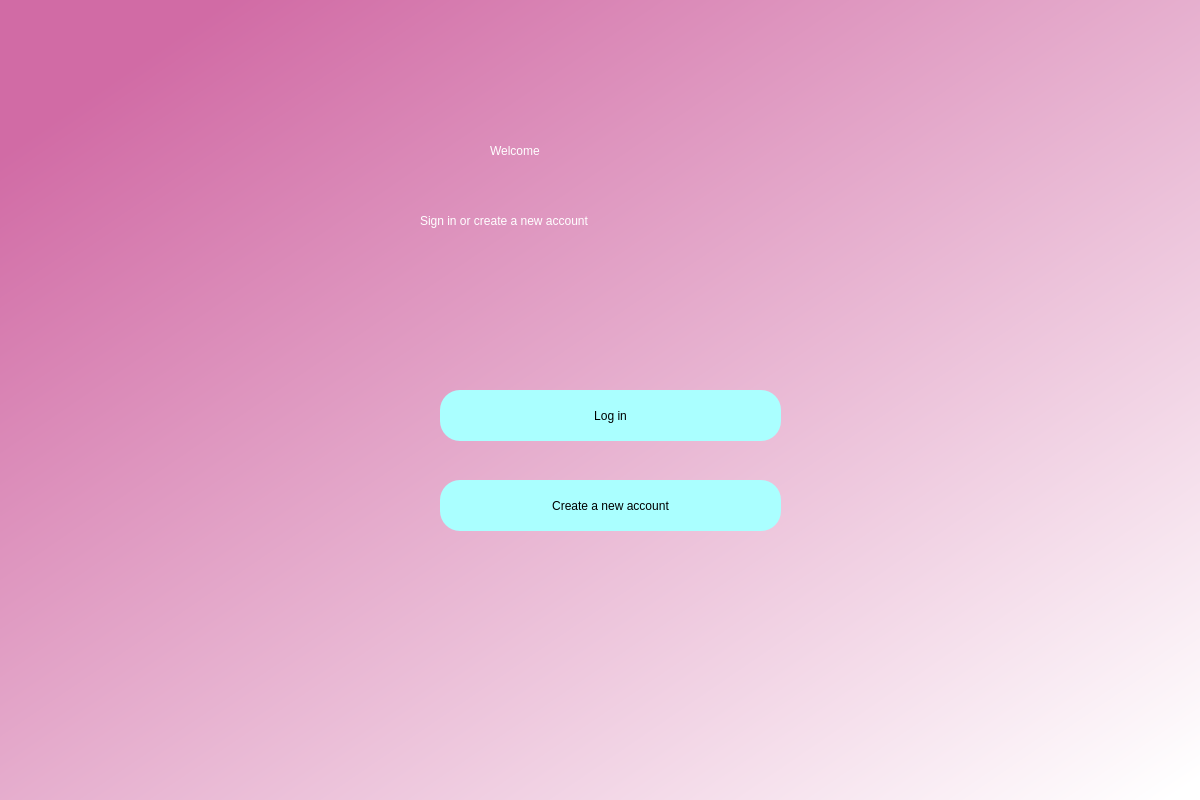
First picture: the form in welcomescreen.ui, repository anthonyfmb/FaceLock, before the edit.
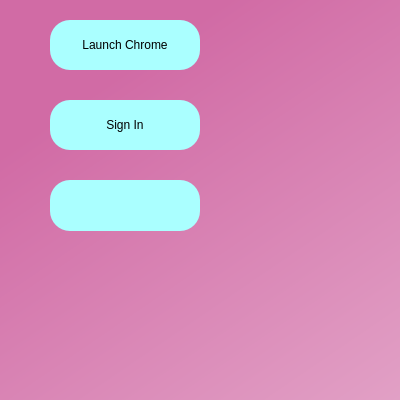
Second picture: the form after the edit.

```diff
--- a/welcomescreen.ui
+++ b/welcomescreen.ui
@@ -6,8 +6,8 @@
    <rect>
     <x>0</x>
     <y>0</y>
-    <width>1200</width>
-    <height>800</height>
+    <width>400</width>
+    <height>400</height>
    </rect>
   </property>
   <property name="windowTitle">
@@ -26,22 +26,6 @@
     <string notr="true">QWidget#bgwidget{
 background-color:qlineargradient(spread:pad, x1:0.091, y1:0.101636, x2:0.991379, y2:0.977, stop:0 rgba(209, 107, 165, 255), stop:1 rgba(255, 255, 255, 255));}</string>
    </property>
-   <widget class="QLabel" name="label">
-    <property name="geometry">
-     <rect>
-      <x>490</x>
-      <y>120</y>
-      <width>251</width>
-      <height>61</height>
-     </rect>
-    </property>
-    <property name="styleSheet">
-     <string notr="true">font: 36pt &quot;MS Shell Dlg 2&quot;; color:rgb(255, 255, 255)</string>
-    </property>
-    <property name="text">
-     <string>Welcome</string>
-    </property>
-   </widget>
    <widget class="QLabel" name="label_2">
     <property name="geometry">
      <rect>
@@ -58,13 +42,31 @@
      <string>Sign in or create a new account</string>
     </property>
    </widget>
+   <widget class="QPushButton" name="chrome">
+    <property name="geometry">
+     <rect>
+      <x>50</x>
+      <y>20</y>
+      <width>150</width>
+      <height>50</height>
+     </rect>
+    </property>
+    <property name="styleSheet">
+     <string notr="true">border-radius:20px;
+background-color: rgb(170, 255, 255);
+font: 14pt &quot;MS Shell Dlg 2&quot;;</string>
+    </property>
+    <property name="text">
+     <string>Launch Chrome</string>
+    </property>
+   </widget>
    <widget class="QPushButton" name="login">
     <property name="geometry">
      <rect>
-      <x>440</x>
-      <y>390</y>
-      <width>341</width>
-      <height>51</height>
+      <x>50</x>
+      <y>100</y>
+      <width>150</width>
+      <height>50</height>
      </rect>
     </property>
     <property name="styleSheet">
@@ -73,15 +75,15 @@
 font: 14pt &quot;MS Shell Dlg 2&quot;;</string>
     </property>
     <property name="text">
-     <string>Log in</string>
+     <string>Sign In</string>
     </property>
    </widget>
    <widget class="QPushButton" name="create">
     <property name="geometry">
      <rect>
-      <x>440</x>
-      <y>480</y>
-      <width>341</width>
+      <x>50</x>
+      <y>180</y>
+      <width>150</width>
       <height>51</height>
      </rect>
     </property>
@@ -91,7 +93,7 @@
 font: 14pt &quot;MS Shell Dlg 2&quot;;</string>
     </property>
     <property name="text">
-     <string>Create a new account</string>
+     <button>Sign Up</button>
     </property>
    </widget>
   </widget>
```
